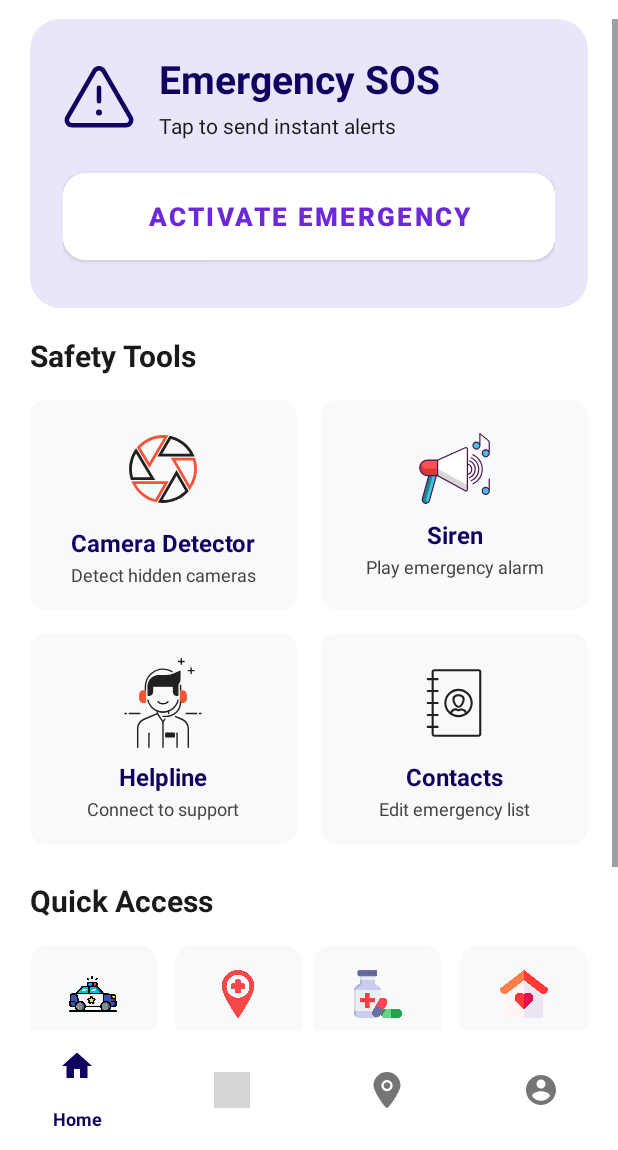
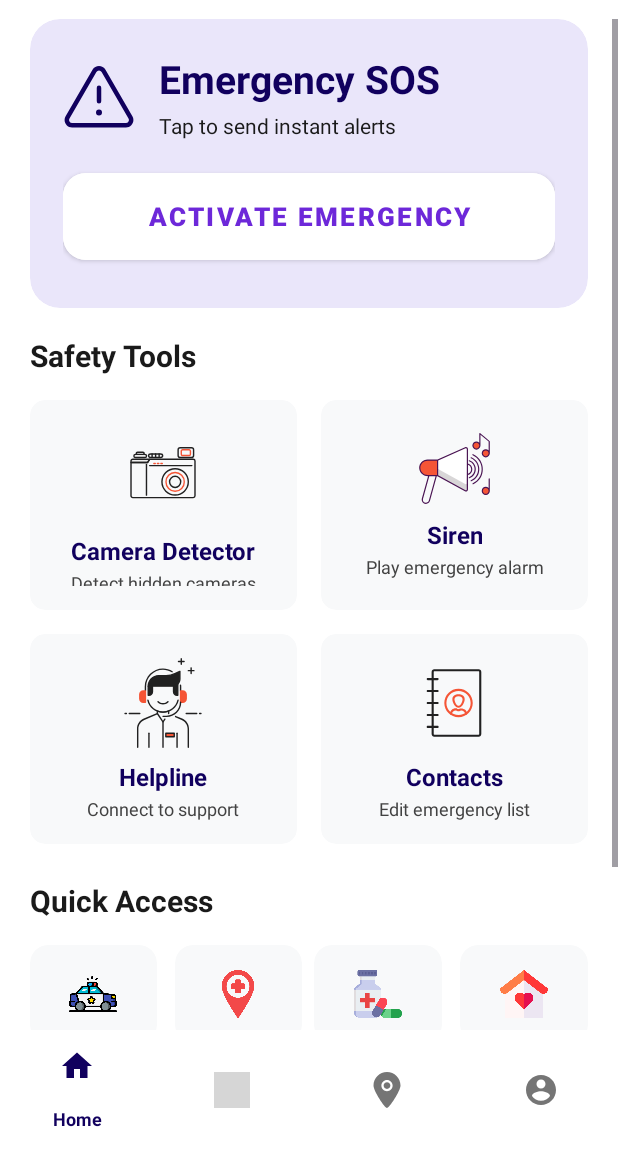
Before and after one commit to pavithrabhat9/StreeRaksha, an Android app: the HomeFragment screen opened directly, with no data from a screen before it, on a phone screen of 412 x 824 dp, the part 86-1236 px from its top. Run offline under Robolectric (Android 15) with nearby library versions, the phone set to English and light mode, and no system bars; our stand-ins replace Firebase (no records; nobody signed in at launch, a user with empty details on screens opened directly); grey boxes are pictures that could not be loaded.

Commit message:
Minor changes in Card Icons

```diff
--- /dev/null
+++ b/app/src/main/res/drawable/reshot_icon_camera_xmtnsk4873.xml
@@ -0,0 +1,144 @@
+<vector xmlns:android="http://schemas.android.com/apk/res/android"
+    android:width="256dp"
+    android:height="256dp"
+    android:viewportWidth="256"
+    android:viewportHeight="256">
+  <path
+      android:pathData="M162.5,153.24m-37.5,0a37.5,37.5 0,1 1,75 0a37.5,37.5 0,1 1,-75 0"
+      android:strokeLineJoin="round"
+      android:strokeWidth="4"
+      android:fillColor="#00000000"      android:strokeColor="#212121"
+      android:strokeLineCap="round"/>
+  <path
+      android:pathData="M162.5,153.24m-26,0a26,26 0,1 1,51.99 0a26,26 0,1 1,-51.99 0"
+      android:strokeLineJoin="round"
+      android:strokeWidth="4"
+      android:fillColor="#00000000"
+      android:strokeColor="#F55536"
+      android:strokeLineCap="round"/>
+  <path
+      android:pathData="M162.5,153.24m-15.83,0a15.83,15.83 0,1 1,31.66 0a15.83,15.83 0,1 1,-31.66 0"
+      android:strokeLineJoin="round"
+      android:strokeWidth="4"
+      android:fillColor="#00000000"
+      android:strokeColor="#212121"
+      android:strokeLineCap="round"/>
+  <path
+      android:pathData="M127,79c0,2.75 -2.7,5 -6,5H93c-3.3,0 -6,-2.25 -6,-5s2.7,-5 6,-5h28C124.3,74 127,76.25 127,79z"
+      android:strokeLineJoin="round"
+      android:strokeWidth="4"
+      android:fillColor="#00000000"
+      android:strokeColor="#212121"
+      android:strokeLineCap="round"/>
+  <path
+      android:pathData="M81.17,79.5c0,2.29 -2.34,4.5 -5.2,4.5H50.36c-2.86,0 -5.2,-2.21 -5.2,-4.5s2.34,-4.5 5.2,-4.5h25.61C78.83,75 81.17,77.21 81.17,79.5z"
+      android:fillColor="#EFEFEF"/>
+  <path
+      android:pathData="M81.17,79.5c0,2.29 -2.34,4.5 -5.2,4.5H50.36c-2.86,0 -5.2,-2.21 -5.2,-4.5s2.34,-4.5 5.2,-4.5h25.61C78.83,75 81.17,77.21 81.17,79.5z"
+      android:strokeLineJoin="round"
+      android:strokeWidth="4"
+      android:fillColor="#00000000"
+      android:strokeColor="#212121"
+      android:strokeLineCap="round"/>
+  <path
+      android:pathData="M74.33,72c0,1.65 -1.56,3 -3.47,3H55.47C53.56,75 52,73.65 52,72s1.56,-3 3.47,-3h15.39C72.77,69 74.33,70.35 74.33,72z"
+      android:fillColor="#EFEFEF"/>
+  <path
+      android:pathData="M74.33,72c0,1.65 -1.56,3 -3.47,3H55.47C53.56,75 52,73.65 52,72s1.56,-3 3.47,-3h15.39C72.77,69 74.33,70.35 74.33,72z"
+      android:strokeLineJoin="round"
+      android:strokeWidth="4"
+      android:fillColor="#00000000"
+      android:strokeColor="#212121"
+      android:strokeLineCap="round"/>
+  <path
+      android:pathData="M97,74L97,83"
+      android:strokeLineJoin="round"
+      android:strokeWidth="4"
+      android:fillColor="#00000000"
+      android:strokeColor="#212121"
+      android:strokeLineCap="round"/>
+  <path
+      android:pathData="M107,74L107,83"
+      android:strokeLineJoin="round"
+      android:strokeWidth="4"
+      android:fillColor="#00000000"
+      android:strokeColor="#212121"
+      android:strokeLineCap="round"/>
+  <path
+      android:pathData="M117,74L117,83"
+      android:strokeLineJoin="round"
+      android:strokeWidth="4"
+      android:fillColor="#00000000"
+      android:strokeColor="#212121"
+      android:strokeLineCap="round"/>
+  <path
+      android:pathData="M215,78c0,3.31 -2.69,6 -6,6h-32c-3.31,0 -6,-2.69 -6,-6V62c0,-3.31 2.69,-6 6,-6h32c3.31,0 6,2.69 6,6V78z"
+      android:strokeLineJoin="round"
+      android:strokeWidth="4"
+      android:fillColor="#00000000"
+      android:strokeColor="#212121"
+      android:strokeLineCap="round"/>
+  <path
+      android:pathData="M206,74.51c0,1.92 -1.56,3.49 -3.49,3.49h-19.03c-1.92,0 -3.49,-1.56 -3.49,-3.49v-9.03c0,-1.92 1.56,-3.49 3.49,-3.49h19.03c1.92,0 3.49,1.56 3.49,3.49V74.51z"
+      android:strokeLineJoin="round"
+      android:strokeWidth="4"
+      android:fillColor="#00000000"
+      android:strokeColor="#F55536"
+      android:strokeLineCap="round"/>
+  <path
+      android:pathData="M89.84,89H42.03C39.25,89 37,91.25 37,94.03V98h47.33L89.84,89z"
+      android:strokeLineJoin="round"
+      android:strokeWidth="4"
+      android:fillColor="#EFEFEF"
+      android:strokeColor="#212121"
+      android:strokeLineCap="round"/>
+  <path
+      android:pathData="M213.97,89H89.84l-5.5,9H37v94.97c0,2.78 2.25,5.03 5.03,5.03h171.94c2.78,0 5.03,-2.25 5.03,-5.03V94.03C219,91.25 216.75,89 213.97,89z"
+      android:strokeLineJoin="round"
+      android:strokeWidth="4"
+      android:fillColor="#00000000"
+      android:strokeColor="#212121"
+      android:strokeLineCap="round"/>
+  <path
+      android:pathData="M81,104L81,191"
+      android:strokeLineJoin="round"
+      android:strokeWidth="4"
+      android:fillColor="#00000000"
+      android:strokeColor="#212121"
+      android:strokeLineCap="round"/>
+  <path
+      android:pathData="M90,107L210,107"
+      android:strokeLineJoin="round"
+      android:strokeWidth="4"
+      android:fillColor="#00000000"
+      android:strokeColor="#212121"
+      android:strokeLineCap="round"/>
+  <path
+      android:pathData="M104,97.74"
+      android:strokeLineJoin="round"
+      android:strokeWidth="4"
+      android:fillColor="#00000000"
+      android:strokeColor="#BABABA"
+      android:strokeLineCap="round"/>
+  <path
+      android:pathData="M106,101L102,101"
+      android:strokeLineJoin="round"
+      android:strokeWidth="4"
+      android:fillColor="#00000000"
+      android:strokeColor="#F55536"
+      android:strokeLineCap="round"/>
+  <path
+      android:pathData="M116,101L112,101"
+      android:strokeLineJoin="round"
+      android:strokeWidth="4"
+      android:fillColor="#00000000"
+      android:strokeColor="#F55536"
+      android:strokeLineCap="round"/>
+  <path
+      android:pathData="M126,101L122,101"
+      android:strokeLineJoin="round"
+      android:strokeWidth="4"
+      android:fillColor="#00000000"
+      android:strokeColor="#F55536"
+      android:strokeLineCap="round"/>
+</vector>
--- a/app/src/main/res/drawable/reshot_icon_contacts_bl3s6z2mhu.xml
+++ b/app/src/main/res/drawable/reshot_icon_contacts_bl3s6z2mhu.xml
@@ -29,14 +29,14 @@
       android:fillType="nonZero"/>
   <path
       android:pathData="M1126.9,700.3c89.4,0 170.3,36.2 228.9,94.8 58.6,58.6 94.8,139.5 94.8,228.9 0,89.4 -36.2,170.3 -94.8,228.9 -58.6,58.6 -139.5,94.8 -228.9,94.8 -89.4,0 -170.3,-36.2 -228.9,-94.8 -58.6,-58.6 -94.8,-139.5 -94.8,-228.9 0,-89.4 36.2,-170.3 94.8,-228.9 58.6,-58.6 139.5,-94.8 228.9,-94.8zM1321.9,829c-49.9,-49.9 -118.8,-80.8 -195,-80.8 -76.1,0 -145.1,30.9 -195,80.8 -49.9,49.9 -80.8,118.8 -80.8,195 0,76.1 30.9,145.1 80.8,195 49.9,49.9 118.8,80.8 195,80.8 76.1,0 145.1,-30.9 195,-80.8 49.9,-49.9 80.8,-118.8 80.8,-195 0,-76.1 -30.9,-145.1 -80.8,-195z"
-      android:fillColor="#212121"
+      android:fillColor="#F55536"
       android:fillType="nonZero"/>
   <path
       android:pathData="M928.8,1264.3c-1.8,13.1 7.3,25.2 20.4,27 13.1,1.8 25.2,-7.3 27,-20.4 3,-21.6 14,-40.9 29.8,-54.7 15.6,-13.6 35.9,-21.8 58.1,-21.8l7.3,0c7.2,5.1 14.8,9.4 22.6,12.6 10.6,4.3 21.6,6.6 32.8,6.6 11.3,0 22.3,-2.3 32.8,-6.6 7.9,-3.2 15.4,-7.4 22.6,-12.6l7.3,0c22,0 42.1,8.1 57.7,21.5 15.8,13.6 26.8,32.6 30,54 2,13.1 14.2,22.1 27.3,20.2 13.1,-2 22.1,-14.2 20.2,-27.3 -5,-33.1 -21.9,-62.4 -46.2,-83.3 -24,-20.6 -55.1,-33.1 -89,-33.1l-15.2,0 -0.1,0c-5.4,-0 -10.8,1.8 -15.2,5.4l15.2,18.6 -15.2,-18.5c-5.6,4.6 -11.4,8.2 -17.3,10.6 -4.9,2 -9.9,3 -15,3 -5.1,0 -10.2,-1.1 -15,-3 -5.4,-2.2 -10.7,-5.4 -15.9,-9.5 -4.3,-4.1 -10.2,-6.7 -16.6,-6.7l-15.2,0c-34.2,0 -65.6,12.7 -89.6,33.7 -24.3,21.2 -41.1,50.8 -45.8,84.3z"
-      android:fillColor="#212121"
+      android:fillColor="#F55536"
       android:fillType="nonZero"/>
   <path
       android:pathData="M1126.9,823.6c38.9,0 74.6,9.7 100.3,30.3 24.6,19.7 39.7,48.3 39.7,86.5 0,39.2 -17.1,91.5 -44.1,130.7 -24.5,35.6 -57.8,61.6 -95.9,61.6 -38.1,0 -71.4,-26 -95.9,-61.6 -27,-39.2 -44.1,-91.5 -44.1,-130.7 0,-38.2 15,-66.8 39.7,-86.5 25.7,-20.6 61.4,-30.3 100.3,-30.3zM1197.5,891.2c-16.7,-13.3 -41.8,-19.6 -70.5,-19.6 -28.7,0 -53.9,6.3 -70.5,19.6 -13.3,10.7 -21.5,26.8 -21.5,49.2 0,30.6 13.8,72 35.5,103.6 16.2,23.6 36.3,40.8 56.5,40.8 20.2,0 40.3,-17.2 56.5,-40.8 21.8,-31.6 35.5,-73 35.5,-103.6 0,-22.3 -8.1,-38.5 -21.5,-49.2z"
-      android:fillColor="#212121"
+      android:fillColor="#F55536"
       android:fillType="nonZero"/>
 </vector>
--- a/app/src/main/res/drawable/reshot_icon_customer_service_fhk59a2wq7.xml
+++ b/app/src/main/res/drawable/reshot_icon_customer_service_fhk59a2wq7.xml
@@ -77,7 +77,7 @@
       android:fillColor="#212121"/>
   <path
       android:pathData="M34,53.5h6v2.5h-6z"
-      android:fillColor="#212121"/>
+      android:fillColor="#F55536"/>
   <path
       android:pathData="M40,56.5h-6c-0.276,0 -0.5,-0.224 -0.5,-0.5v-2.5c0,-0.276 0.224,-0.5 0.5,-0.5h6c0.276,0 0.5,0.224 0.5,0.5V56C40.5,56.276 40.276,56.5 40,56.5zM34.5,55.5h5V54h-5V55.5z"
       android:fillColor="#212121"/>
--- a/app/src/main/res/drawable/reshot_icon_sound_blaster_ktjwn23ure.xml
+++ b/app/src/main/res/drawable/reshot_icon_sound_blaster_ktjwn23ure.xml
@@ -5,31 +5,31 @@
     android:viewportHeight="256">
   <path
       android:pathData="M69.02,136.98l-3.06,15.29l-23.56,85.69c-0.84,3.05 -2.77,5.57 -5.3,7.18c-1.94,1.24 -4.23,1.94 -6.66,1.94c-8.2,0 -14.15,-7.82 -11.96,-15.72l21.92,-79.09l4.12,-15.29H69.02z"
-      android:fillColor="#1C868E"/>
+      android:fillColor="@color/surface_secondary"/>
   <path
       android:pathData="M69.02,136.98l-3.06,15.29l-23.56,85.69c-0.84,3.05 -2.77,5.57 -5.3,7.18c-4.38,-2.81 -6.81,-8.27 -5.28,-13.78l21.91,-79.09l4.12,-15.29H69.02z"
-      android:fillColor="#40C4DF"/>
+      android:fillColor="@color/surface_secondary"/>
   <path
       android:pathData="M70.34,99.14v53.13h-34.32c-14.67,0 -26.56,-11.89 -26.56,-26.56c0,-4.12 0.94,-8.02 2.61,-11.5c1.3,-2.72 3.06,-5.18 5.17,-7.29c4.8,-4.8 11.44,-7.78 18.78,-7.78H70.34z"
-      android:fillColor="#D73735"/>
+      android:fillColor="#F55536"/>
   <path
       android:pathData="M172,61.56v137.93c0,3.8 -4.07,6.21 -7.4,4.38l-94.26,-51.6v-53.13l94.62,-42.15C168.27,55.51 172,57.94 172,61.56z"
       android:fillColor="#D8D6D7"/>
   <path
       android:pathData="M70.34,99.14v30.13h-34.32c-10.55,0 -19.66,-6.15 -23.95,-15.06c1.3,-2.72 3.06,-5.18 5.17,-7.29c4.8,-4.8 11.44,-7.78 18.78,-7.78H70.34z"
-      android:fillColor="#F85252"/>
+      android:fillColor="#F55536"/>
   <path
       android:pathData="M172,61.56v114.93c0,3.8 -4.07,6.21 -7.4,4.38l-94.26,-51.6v-30.13l94.62,-42.15C168.27,55.51 172,57.94 172,61.56z"
       android:fillColor="#FFFFFF"/>
   <path
       android:pathData="M202.77,49.86m-11.84,0a11.84,11.84 0,1 1,23.68 0a11.84,11.84 0,1 1,-23.68 0"
-      android:fillColor="#40C4DF"/>
+      android:fillColor="#F55536"/>
   <path
       android:pathData="M234.69,76.25m-11.84,0a11.84,11.84 0,1 1,23.68 0a11.84,11.84 0,1 1,-23.68 0"
-      android:fillColor="#40C4DF"/>
+      android:fillColor="#F55536"/>
   <path
       android:pathData="M234.69,204.51m-11.84,0a11.84,11.84 0,1 1,23.68 0a11.84,11.84 0,1 1,-23.68 0"
-      android:fillColor="#40C4DF"/>
+      android:fillColor="#F55536"/>
   <path
       android:pathData="M191.76,79.09c-2.4,-1.11 -4.07,2.53 -1.67,3.64c40.67,18.65 41,76.52 0.35,95.53c-2.39,1.12 -0.7,4.74 1.7,3.62C235.91,161.4 235.47,99.13 191.76,79.09z"
       android:fillColor="#491352"/>
--- a/app/src/main/res/layout/fragment_home.xml
+++ b/app/src/main/res/layout/fragment_home.xml
@@ -224,8 +224,8 @@
 
                             <ImageView
                                 android:layout_width="60dp"
-                                android:layout_height="60dp"
-                                android:src="@drawable/reshot_icon_camera_i_yxsa4p7nk3"
+                                android:layout_height="65dp"
+                                android:src="@drawable/reshot_icon_camera_xmtnsk4873"
                                 android:layout_marginBottom="8dp"
                                 android:scaleType="fitCenter"/>
 
--- a/app/src/main/res/values/colors.xml
+++ b/app/src/main/res/values/colors.xml
@@ -31,6 +31,7 @@
     <color name="soft_pink">#F5B7B1</color>
     <color name="midnight_blue">#2C3E50</color>
     <color name="electric_blue">#11005E</color>
+    <color name="dark_purple">#491352</color>
     <color name="lavender_blue">#9191E8</color>
     <color name="pale_violet">#B7B7F0</color>
     <color name="periwinkle">#CACAF4</color>
```
